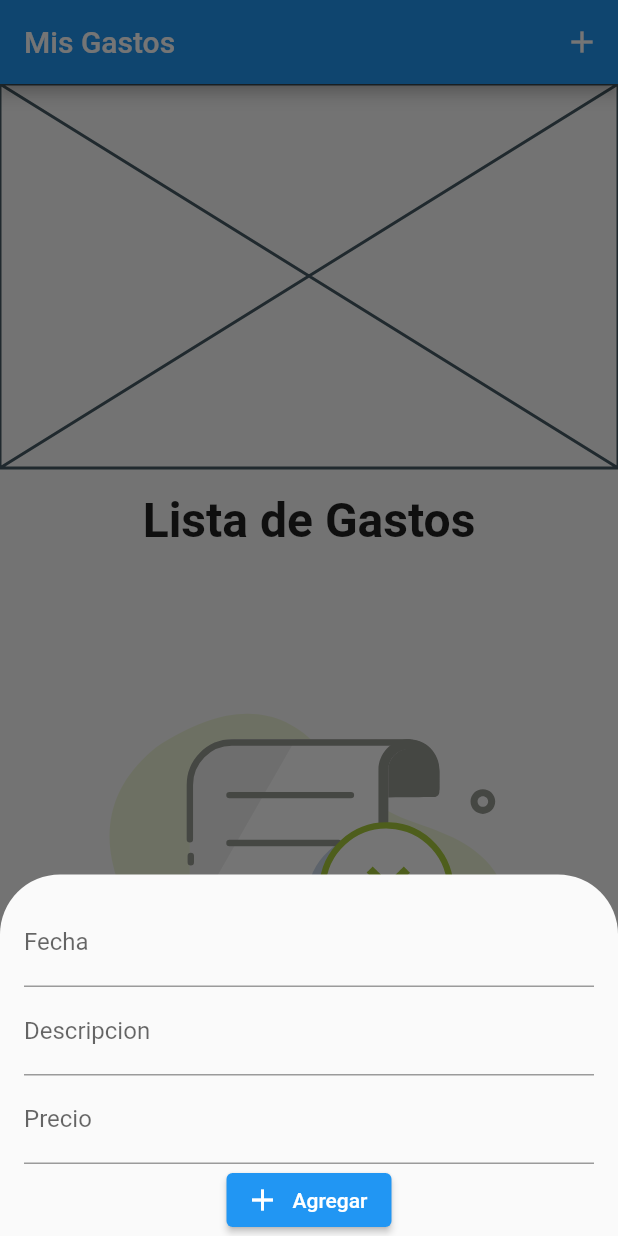
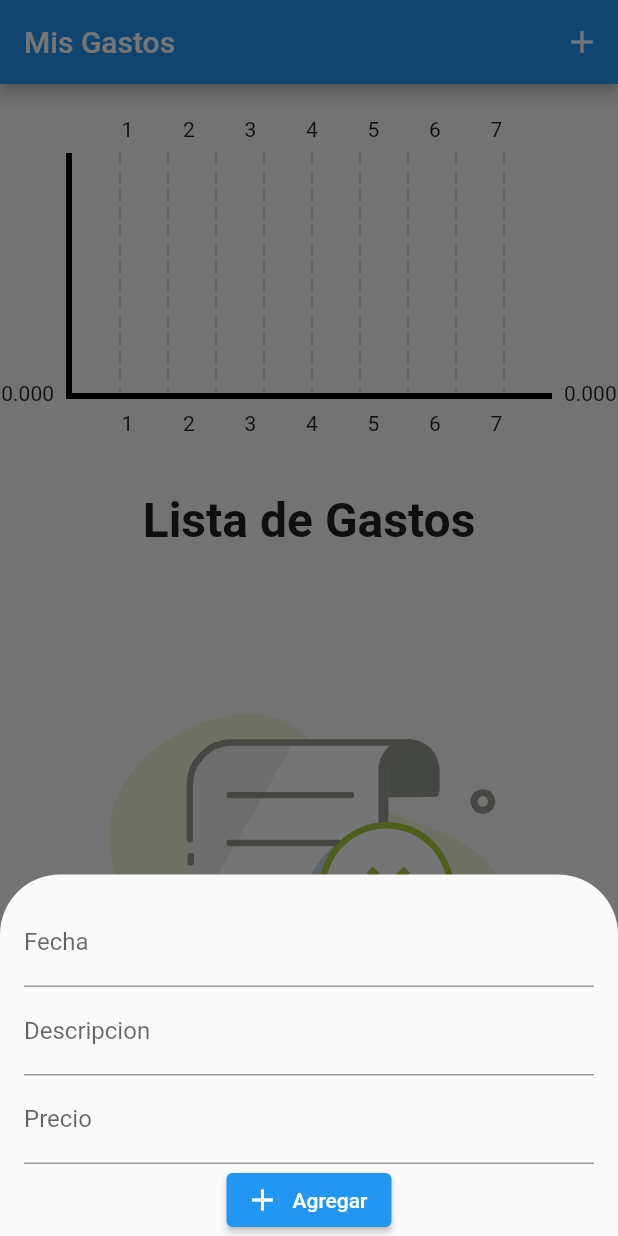
Before and after one commit to paulocrr/my_manager_app, a Flutter app: the screen it shows after launch, after a tap on the "add" icon, on a phone screen of 412 x 824 dp. Run offline on Flutter 3.47's test engine with Material 2 defaults, Android fonts, the phone set to English and light mode, and no system bars; drawn by our look-alikes of fl_chart; our stand-ins replace flutter_slidable, form_field_validator, lottie.

Commit message:
feat: Se agrego la funcionalidad de reporte

```diff
--- /dev/null
+++ b/lib/extensions/list_spent_extensions.dart
@@ -0,0 +1,40 @@
+import 'package:fl_chart/fl_chart.dart';
+import 'package:my_manager_app/models/spent.dart';
+
+extension ListSpentExtension on List<Spent> {
+  List<BarChartGroupData> getBars() {
+    final date = DateTime.now();
+    final startWeek = date.subtract(Duration(days: date.weekday));
+    final endWeek =
+        date.add(Duration(days: DateTime.daysPerWeek - date.weekday + 1));
+
+    final filterList = where((spent) =>
+        spent.date.isAfter(startWeek) && spent.date.isBefore(endWeek));
+
+    final mapReport = {
+      1: 0.0,
+      2: 0.0,
+      3: 0.0,
+      4: 0.0,
+      5: 0.0,
+      6: 0.0,
+      7: 0.0,
+    };
+
+    for (final spent in filterList) {
+      mapReport[spent.date.weekday] =
+          (mapReport[spent.date.weekday] ?? 0.0) + spent.amount;
+    }
+    List<BarChartGroupData> res = [];
+    mapReport.forEach((key, value) {
+      res.add(
+        BarChartGroupData(
+          x: key,
+          barRods: [BarChartRodData(toY: value)],
+        ),
+      );
+    });
+
+    return res;
+  }
+}
--- a/lib/home_page.dart
+++ b/lib/home_page.dart
@@ -1,5 +1,7 @@
+import 'package:fl_chart/fl_chart.dart';
 import 'package:flutter/material.dart';
 import 'package:lottie/lottie.dart';
+import 'package:my_manager_app/extensions/list_spent_extensions.dart';
 import 'package:my_manager_app/languages/my_text.dart';
 import 'package:my_manager_app/models/spent.dart';
 import 'package:my_manager_app/widgets/add_spent_form.dart';
@@ -50,8 +52,23 @@ class _HomePageState extends State<HomePage> {
       ),
       body: Column(
         children: [
-          const Expanded(
-            child: Placeholder(),
+          Expanded(
+            child: Padding(
+              padding: const EdgeInsets.symmetric(vertical: 16.0),
+              child: BarChart(
+                BarChartData(
+                  borderData: FlBorderData(
+                    border: const Border(
+                      top: BorderSide.none,
+                      right: BorderSide.none,
+                      left: BorderSide(width: 4),
+                      bottom: BorderSide(width: 4),
+                    ),
+                  ),
+                  barGroups: expenses.getBars(),
+                ),
+              ),
+            ),
           ),
           Expanded(
             flex: 2,
--- a/pubspec.yaml
+++ b/pubspec.yaml
@@ -35,6 +35,7 @@ dependencies:
   # The following adds the Cupertino Icons font to your application.
   # Use with the CupertinoIcons class for iOS style icons.
   cupertino_icons: ^1.0.2
+  fl_chart: ^0.60.0
   flutter_slidable: ^2.0.0
   form_field_validator: ^1.1.0
   lottie: ^2.2.0
```
Also changed, not shown: pubspec.lock.
